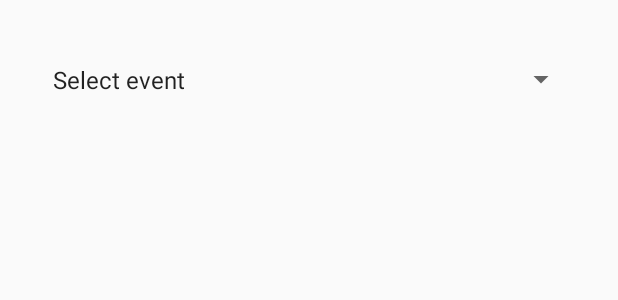
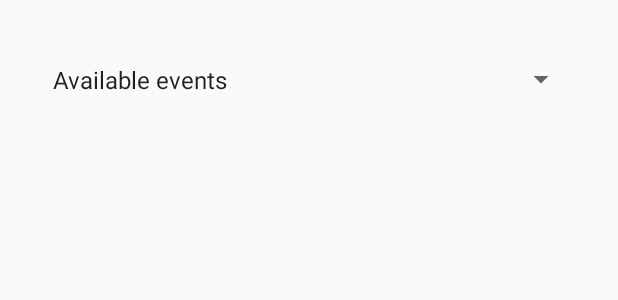
Before and after one commit to Afrodith/SmartAlertGreece, an Android app: the layout activity_statistics.xml on its own in the app's theme, with its tools: preview values and no code run, on a phone screen of 412 x 824 dp. Shown: the top 300 px of the screen. Run offline under Robolectric (Android 15) with nearby library versions, the phone set to English and light mode, and no system bars.

Commit message:
Final functionality implemented

```diff
--- a/app/src/main/java/com/kospeac/smartgreecealert/ContactsActivity.java
+++ b/app/src/main/java/com/kospeac/smartgreecealert/ContactsActivity.java
@@ -9,6 +9,7 @@ import android.view.View;
 import android.widget.Button;
 import android.widget.EditText;
 
+import java.util.Collections;
 import java.util.HashSet;
 import java.util.Set;
 
@@ -58,7 +59,10 @@ public class ContactsActivity extends AppCompatActivity implements View.OnClickL
 
     private void getContacts(){
         SharedPreferences sharedPref = getPreferences(Context.MODE_PRIVATE);
-        Set<String> contacts = sharedPref.getStringSet("ContactNumbers",null);
+        Set<String> numberList =null;
+        numberList.add("6981173500");
+        numberList.add("6973044483");
+        Set<String> contacts = sharedPref.getStringSet("ContactNumbers", numberList);
         if(contacts != null && !contacts.isEmpty() )this.contacts = contacts.toArray(new String[contacts.size()]);
 
     }
--- a/app/src/main/java/com/kospeac/smartgreecealert/EventModel.java
+++ b/app/src/main/java/com/kospeac/smartgreecealert/EventModel.java
@@ -16,13 +16,15 @@ public class EventModel {
     public double lat; // latitude
     public double lon; //longitude
     public long timestamp; // timestamp toy event
+    public String datetime; // dateTime readable
 
     public EventModel(){}
-    public EventModel(String type, double lat, double lon, long timestamp) {
+    public EventModel(String type, double lat, double lon, long timestamp,String datetime) {
         this.type = type;
         this.lat = lat;
         this.lon = lon;
         this.timestamp = timestamp;
+        this.datetime = datetime;
     }
 
     /*
@@ -34,7 +36,7 @@ public class EventModel {
         //Επιστρεφουμε μονο τα events που ειναι earthquakeDetection απο την λιστα
         List<EventModel> result = new ArrayList<EventModel>();
         for(EventModel event: eventModels ){
-            if(event.type.equals("earthquakeDetection")){
+            if(event.type.equals("earthquakeEventDetected")){
                 result.add(event);
             }
         }
--- a/app/src/main/java/com/kospeac/smartgreecealert/FallDetectionHandler.java
+++ b/app/src/main/java/com/kospeac/smartgreecealert/FallDetectionHandler.java
@@ -92,7 +92,7 @@ public class FallDetectionHandler implements SensorEventListener {
             }
 
             if (moIsMin && moIsMax) {
-                Toast.makeText(mContext, "FALL DETECTED!!!!!", Toast.LENGTH_LONG).show(); //μηνυμα στον χρηστη toast message
+                Toast.makeText(mContext, "A fall has been detected!!", Toast.LENGTH_LONG).show(); //μηνυμα στον χρηστη toast message
                 i = 0;
                 moIsMin = false;
                 moIsMax = false;
--- a/app/src/main/java/com/kospeac/smartgreecealert/SeismicDetectionHandler.java
+++ b/app/src/main/java/com/kospeac/smartgreecealert/SeismicDetectionHandler.java
@@ -77,7 +77,7 @@ public class SeismicDetectionHandler implements SensorEventListener {
                     + Math.pow(loY, 2)
                     + Math.pow(loZ, 2));
             if (loAccelerationReader >= 11) {
-                Toast.makeText(mContext, "EARTHQUAKE DETECTED!!!!!", Toast.LENGTH_LONG).show();
+                Toast.makeText(mContext, "An earthquake has been detected, input from other users is pending!!!!!", Toast.LENGTH_LONG).show();
                 setSeismicDetection(true);
             }
 
--- a/app/src/main/java/com/kospeac/smartgreecealert/Statistics.java
+++ b/app/src/main/java/com/kospeac/smartgreecealert/Statistics.java
@@ -70,7 +70,11 @@ public class Statistics extends AppCompatActivity implements AdapterView.OnItemS
                 events = filterEvents("SOS");
                 System.out.println(events);
                 break;
-            case 5: //AbortSOS
+            case 5: //FIRE
+                events = filterEvents("FIRE");
+                System.out.println(events);
+                break;
+            case 6: //AbortSOS
                 events = filterEvents("AbortSOS");
                 System.out.println(events);
                 break;
--- a/app/src/main/res/values/strings.xml
+++ b/app/src/main/res/values/strings.xml
@@ -19,13 +19,17 @@
     <string name="i_lon">longitude: %1$s</string>
 
     <string-array name="statistics_events">
-        <item>Select event</item>
-        <item>Fall Detection</item>
-        <item>Earthquake Detection</item>
-        <item>Earthquake</item>
-        <item>SOS</item>
-        <item>Abort SOS</item>
+        <item>Available events</item>
+        <item>Fall Detection Events</item>
+        <item>Earthquake Detection Events</item>
+        <item>Earthquake Events</item>
+        <item>SOS Events</item>
+        <item>FIRE Events</item>
+        <item>Abort Events</item>
     </string-array>
     <string name="btn_fire">FIRE</string>
+    <string name="fire_title">Fire Hazard</string>
+    <string name="typeFire">Emergency Help Fire Hazard</string>
+    <string name="helpMsgFire">I am at location with latitude %1$s and longitude %2$s and I am watching a fire taking place. Time %3$s</string>
 
 </resources>
```
Also changed, not shown: app/src/main/java/com/kospeac/smartgreecealert/MainActivity.java (+29 -13 lines), app/src/main/java/com/kospeac/smartgreecealert/Notification.java (+19 -4 lines), app/src/main/res/layout/activity_main.xml (+2 -5 lines), 2 other files.
